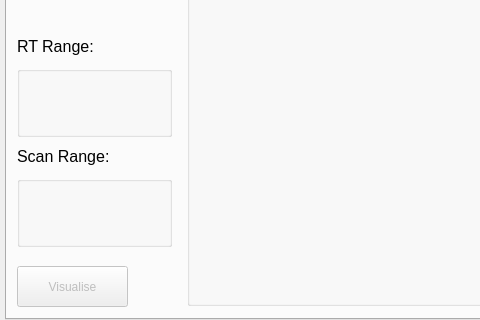
Qt form vimmsVisualisedGUI/VisualisePage.ui (Adam-Tem/vimmsVisualised) before a commit; both pictures show x 0 to 480 and y 180 to 500 of the 600 by 500 pixel window.
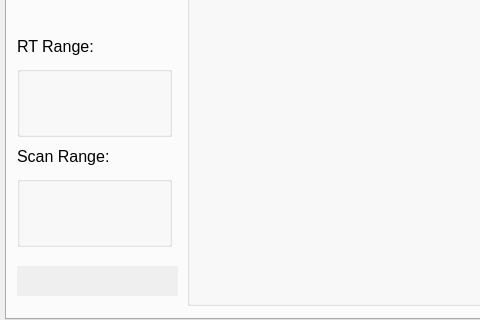
The same form after that commit.

Commit message: Animated loading icon now added to interface when a requested task is being processed, to increase feedback provided by GUI to the user.

The edit to the form file:
```diff
--- a/vimmsVisualisedGUI/VisualisePage.ui
+++ b/vimmsVisualisedGUI/VisualisePage.ui
@@ -80,8 +80,8 @@
       <rect>
        <x>10</x>
        <y>320</y>
-       <width>111</width>
-       <height>41</height>
+       <width>161</width>
+       <height>30</height>
       </rect>
      </property>
      <property name="text">
@@ -238,6 +238,22 @@
       <string/>
      </property>
     </widget>
+    <widget class="QLabel" name="MzmlLoadingLabel">
+     <property name="geometry">
+      <rect>
+       <x>10</x>
+       <y>320</y>
+       <width>161</width>
+       <height>30</height>
+      </rect>
+     </property>
+     <property name="autoFillBackground">
+      <bool>true</bool>
+     </property>
+     <property name="text">
+      <string/>
+     </property>
+    </widget>
    </widget>
    <widget class="QWidget" name="experimentTab">
     <property name="styleSheet">
```
Left out of the diff: 20 changed lines with no effect on the pictures. The commit also changes 42 other files.
